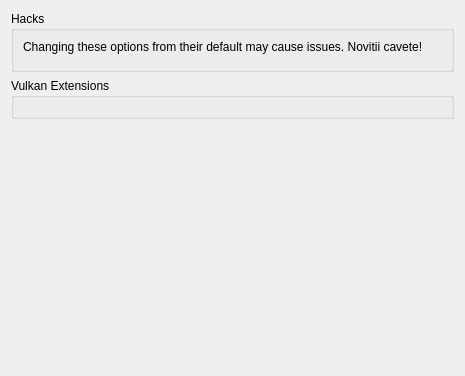
This is src/yuzu/configuration/configure_graphics_extensions.ui in ReiKatari/STORM_EDEN as Qt 5 draws it before an edit. The edited form follows.
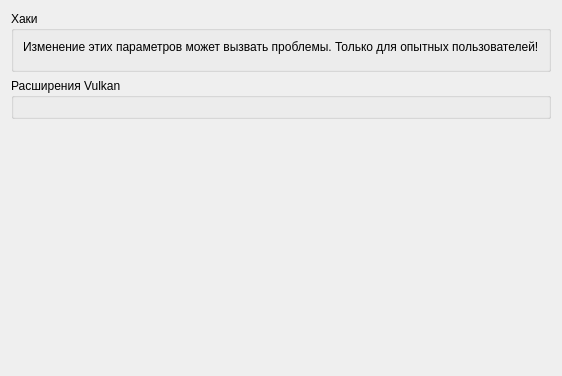
This is the edited form.

The edit to the form file:
```diff
--- a/src/yuzu/configuration/configure_graphics_extensions.ui
+++ b/src/yuzu/configuration/configure_graphics_extensions.ui
@@ -20,13 +20,13 @@
    <item>
     <widget class="QGroupBox" name="hacks">
      <property name="title">
-      <string>Hacks</string>
+      <string>Хаки</string>
      </property>
      <layout class="QVBoxLayout" name="verticalLayout_6">
       <item>
        <widget class="QLabel" name="label">
         <property name="text">
-         <string>Changing these options from their default may cause issues. Novitii cavete!</string>
+         <string>Изменение этих параметров может вызвать проблемы. Только для опытных пользователей!</string>
         </property>
        </widget>
       </item>
@@ -59,7 +59,7 @@
      <item>
       <widget class="QGroupBox" name="groupBox_1">
        <property name="title">
-        <string>Vulkan Extensions</string>
+        <string>Расширения Vulkan</string>
        </property>
        <layout class="QVBoxLayout" name="verticalLayout_3">
         <item>
```
Left out of the diff: 2 changed lines with no effect on the pictures.
